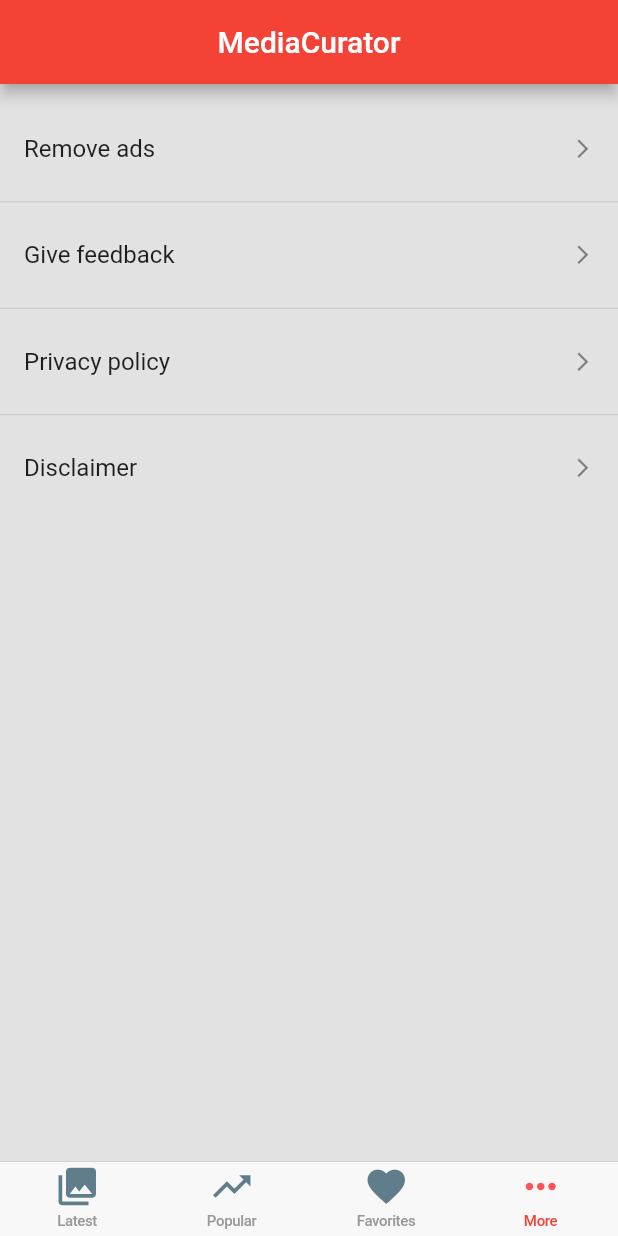
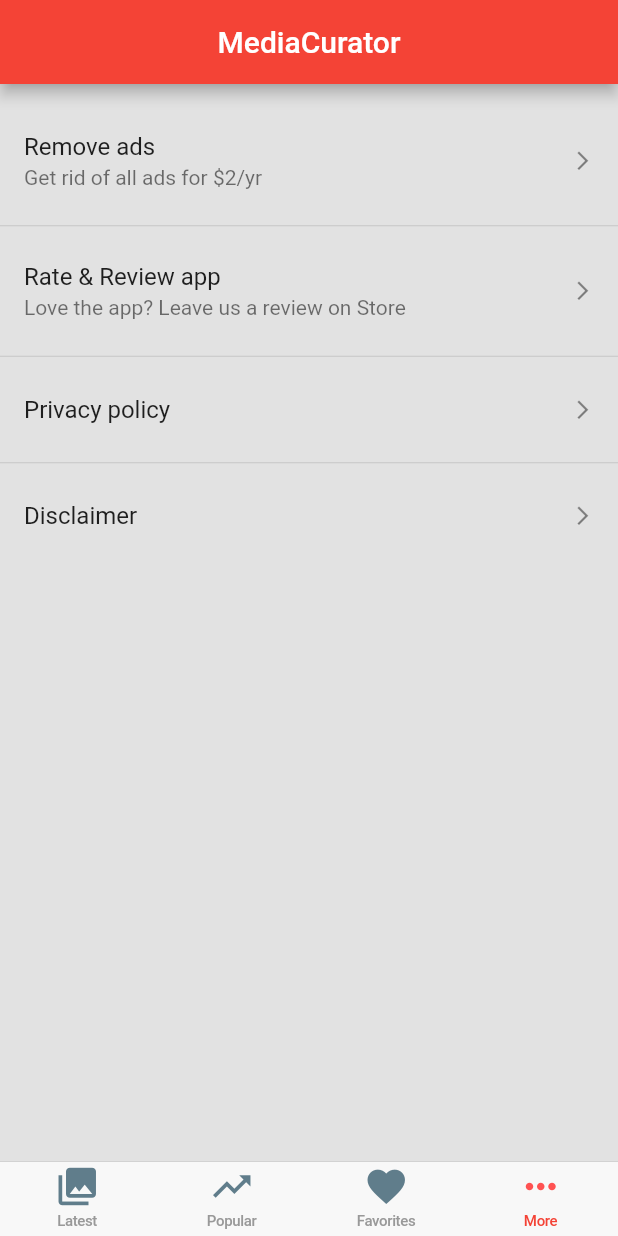
Before and after one commit to shahthepro/reddit_curator, a Flutter app: the screen it shows after launch, item 4 of the bottom bar chosen, on a phone screen of 412 x 824 dp. Run offline on Flutter 3.47's test engine with Material 2 defaults, Android fonts, the phone set to English and light mode, and no system bars; our stand-ins replace photo_view, sqflite, timeago; missing offline and left inert: admob_flutter, esys_flutter_share, image_downloader; accounts and stored records are empty; network calls fail.

Commit message:
Add subtitle

```diff
--- a/lib/components/settings.dart
+++ b/lib/components/settings.dart
@@ -9,7 +9,8 @@ Widget getSettingsPage() {
       children: <Widget>[
         Divider(height: 15.0, color: Colors.transparent),
         ListTile(
-          title: Text('Remove ads'),
+          title: Text("Remove ads"),
+          subtitle: Text("Get rid of all ads for \$2/yr"),
           onTap: () {
             print("Tapped");
           },
@@ -17,7 +18,8 @@ Widget getSettingsPage() {
         ),
         Divider(height: 15.0),
         ListTile(
-          title: Text('Give feedback'),
+          title: Text("Rate & Review app"),
+          subtitle: Text("Love the app? Leave us a review on Store"),
           onTap: () {
             print("Tapped");
           },
@@ -25,7 +27,7 @@ Widget getSettingsPage() {
         ),
         Divider(height: 15.0),
         ListTile(
-          title: Text('Privacy policy'),
+          title: Text("Privacy policy"),
           onTap: () {
             print("Tapped");
           },
@@ -33,7 +35,7 @@ Widget getSettingsPage() {
         ),
         Divider(height: 15.0),
         ListTile(
-          title: Text('Disclaimer'),
+          title: Text("Disclaimer"),
           onTap: () {
             print("Tapped");
           },
```
